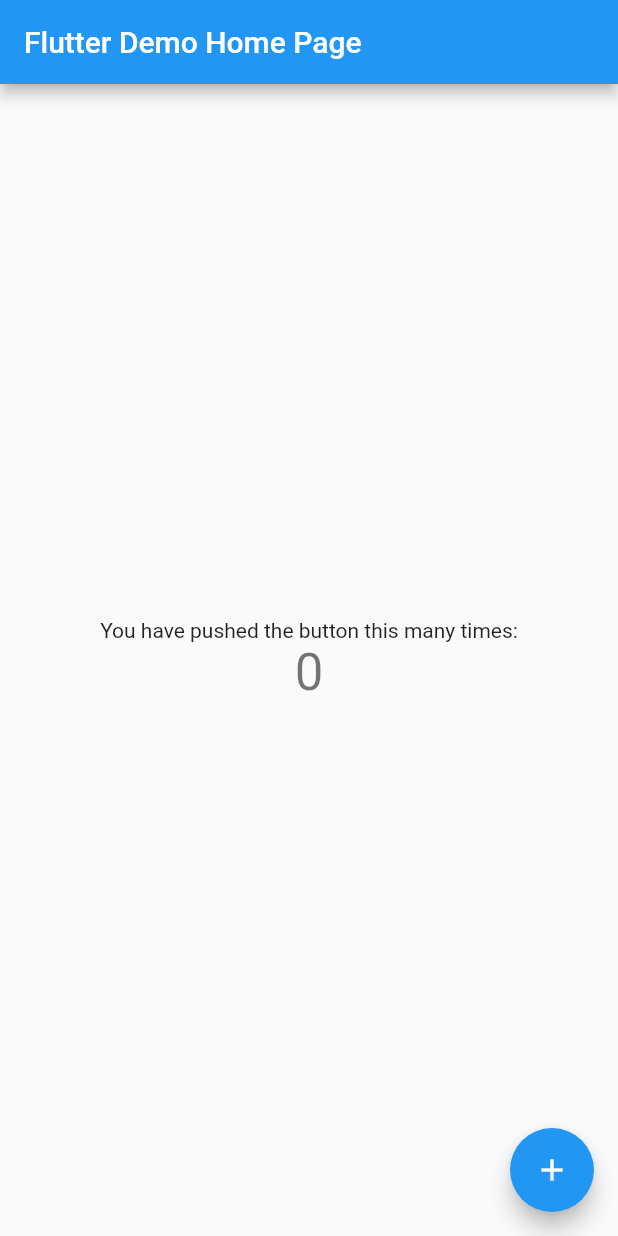
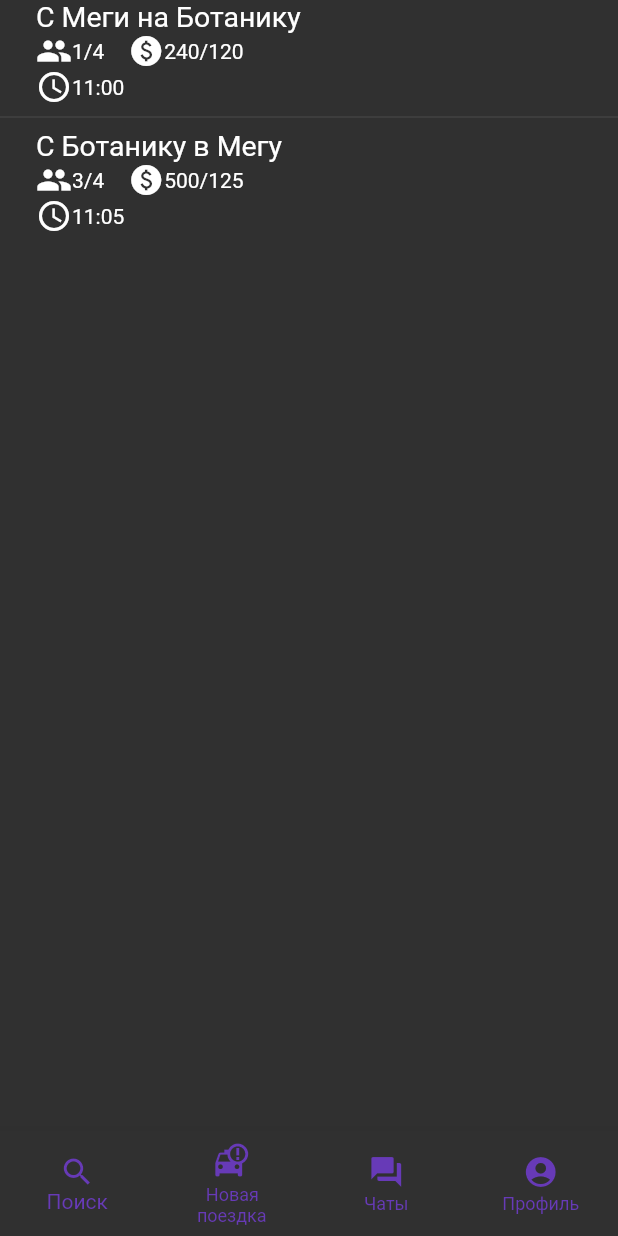
Before and after one commit to newu2012/ShareTaxi_FlutterApp, a Flutter app: the screen it shows after launch, on a phone screen of 412 x 824 dp. Run offline on Flutter 3.47's test engine with Material 2 defaults, Android fonts, the phone set to English and light mode, and no system bars.

Commit message:
feat: start list widget

```diff
--- /dev/null
+++ b/lib/app.dart
@@ -0,0 +1,27 @@
+import 'package:flutter/material.dart';
+
+import 'home.dart';
+import 'trip/trip.dart';
+
+class App extends StatelessWidget {
+  const App({Key? key}) : super(key: key);
+  static final trips = <Trip>[
+    Trip('С Меги на Ботанику', 1, 4, 240,
+        DateTime.now().add(const Duration(minutes: 30))),
+    Trip('С Ботанику в Мегу', 3, 4, 500,
+        DateTime.now().add(const Duration(minutes: 35))),
+  ];
+
+  @override
+  Widget build(BuildContext context) {
+    // TODO remove trips placeholder
+
+    return MaterialApp(
+      theme: ThemeData.dark(),
+      home: Home(
+        title: 'Flutter Demo Home Page',
+        trips: trips,
+      ),
+    );
+  }
+}
--- /dev/null
+++ b/lib/home.dart
@@ -0,0 +1,25 @@
+import 'package:flutter/material.dart';
+
+import 'trip/trip.dart';
+import 'trip/Presentation/trips_list_page.dart';
+
+class Home extends StatelessWidget {
+  const Home({Key? key, required this.title, required this.trips})
+      : super(key: key);
+  final String title;
+  // TODO remove trips placeholder
+  final List<Trip> trips;
+
+  @override
+  Widget build(BuildContext context) {
+    return Navigator(
+      pages: [
+        MaterialPage(
+          key: const ValueKey('Trips'),
+          child: TripsListPage(trips: trips),
+        )
+      ],
+      onPopPage: (route, result) => route.didPop(result),
+    );
+  }
+}
--- a/lib/main.dart
+++ b/lib/main.dart
@@ -1,63 +1,7 @@
 import 'package:flutter/material.dart';
 
+import 'app.dart';
+
 void main() {
-  runApp(const MyApp());
+  runApp(const App());
 }
-
-class MyApp extends StatelessWidget {
-  const MyApp({Key? key}) : super(key: key);
-
-  // This widget is the root of your application.
-  @override
-  Widget build(BuildContext context) {
-    return const MaterialApp(
-      home: MyHomePage(title: 'Flutter Demo Home Page'),
-    );
-  }
-}
-
-class MyHomePage extends StatefulWidget {
-  const MyHomePage({Key? key, required this.title}) : super(key: key);
-  final String title;
-
-  @override
-  State<MyHomePage> createState() => _MyHomePageState();
-}
-
-class _MyHomePageState extends State<MyHomePage> {
-  int _counter = 0;
-
-  void _incrementCounter() {
-    setState(() {
-      _counter++;
-    });
-  }
-
-  @override
-  Widget build(BuildContext context) {
-    return Scaffold(
-      appBar: AppBar(
-        title: Text(widget.title),
-      ),
-      body: Center(
-        child: Column(
-          mainAxisAlignment: MainAxisAlignment.center,
-          children: <Widget>[
-            const Text(
-              'You have pushed the button this many times:',
-            ),
-            Text(
-              '$_counter',
-              style: Theme.of(context).textTheme.headline4,
-            ),
-          ],
-        ),
-      ),
-      floatingActionButton: FloatingActionButton(
-        onPressed: _incrementCounter,
-        tooltip: 'Increment',
-        child: const Icon(Icons.add),
-      ),
-    );
-  }
-}
--- /dev/null
+++ b/lib/trip/Presentation/trip_list_tile.dart
@@ -0,0 +1,43 @@
+import 'package:flutter/material.dart';
+import 'package:intl/intl.dart';
+
+import '../trip.dart';
+
+class TripListTile extends StatelessWidget {
+  const TripListTile(Trip this.trip, {Key? key}) : super(key: key);
+
+  final Trip trip;
+
+  @override
+  Widget build(BuildContext context) {
+    return Container(
+      child: Column(
+        crossAxisAlignment: CrossAxisAlignment.start,
+        children: [
+          Text(
+            trip.title,
+            style: const TextStyle(fontSize: 19),
+          ),
+          Row(
+            children: [
+              const Icon(Icons.people),
+              Text('${trip.currentCompanions}/${trip.maximumCompanions}'),
+              const SizedBox(
+                width: 16,
+              ),
+              const Icon(Icons.paid),
+              Text('${trip.costOverall}/${trip.oneUserCost}'),
+            ],
+          ),
+          Row(
+            children: [
+              const Icon(Icons.schedule),
+              Text(DateFormat('HH:mm').format(trip.departureTime)),
+            ],
+          )
+        ],
+      ),
+      padding: const EdgeInsets.symmetric(horizontal: 24),
+    );
+  }
+}
--- /dev/null
+++ b/lib/trip/Presentation/trips_list_page.dart
@@ -0,0 +1,45 @@
+import 'package:flutter/material.dart';
+
+import 'trip_list_tile.dart';
+import '../trip.dart';
+
+class TripsListPage extends StatelessWidget {
+  const TripsListPage({Key? key, required this.trips}) : super(key: key);
+  final List<Trip> trips;
+
+  @override
+  Widget build(BuildContext context) {
+    return Scaffold(
+      body: Container(
+        child: ListView.separated(
+          itemCount: trips.length,
+          itemBuilder: (BuildContext context, int index) {
+            return TripListTile(trips[index]);
+          },
+          separatorBuilder: (context, index) {
+            return const Divider();
+          },
+        ),
+      ),
+      bottomNavigationBar: BottomNavigationBar(
+        type: BottomNavigationBarType.fixed,
+        enableFeedback: false,
+        showUnselectedLabels: true,
+        selectedItemColor: Colors.deepPurple,
+        selectedIconTheme: const IconThemeData(color: Colors.deepPurple),
+        unselectedItemColor: Colors.deepPurple,
+        unselectedIconTheme: const IconThemeData(color: Colors.deepPurple),
+        items: [
+          const BottomNavigationBarItem(
+              icon: Icon(Icons.search), label: 'Поиск'),
+          const BottomNavigationBarItem(
+              icon: Icon(Icons.taxi_alert), label: '  Новая\nпоездка'),
+          const BottomNavigationBarItem(
+              icon: Icon(Icons.question_answer), label: 'Чаты'),
+          const BottomNavigationBarItem(
+              icon: Icon(Icons.account_circle), label: 'Профиль'),
+        ],
+      ),
+    );
+  }
+}
--- /dev/null
+++ b/lib/trip/trip.dart
@@ -0,0 +1,13 @@
+class Trip {
+  final String title;
+  final int currentCompanions;
+  final int maximumCompanions;
+  final int costOverall;
+  int get oneUserCost => (costOverall / (currentCompanions + 1)).round();
+  final DateTime departureTime;
+
+  const Trip(this.title, this.currentCompanions, this.maximumCompanions,
+      this.costOverall, this.departureTime);
+
+  // Trip simpleTrip = Trip('asf', 1, 2);
+}
```
Also changed, not shown: analysis_options.yaml (+62 -25 lines), pubspec.yaml (+3 -68 lines), lib/router.dart (added), pubspec.lock, 1 other file.
